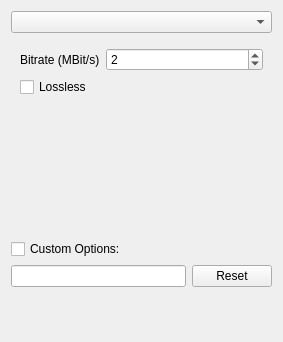
Old version of the form libs/ui/animation/video_export_options_dialog.ui in the repository KDE/krita.
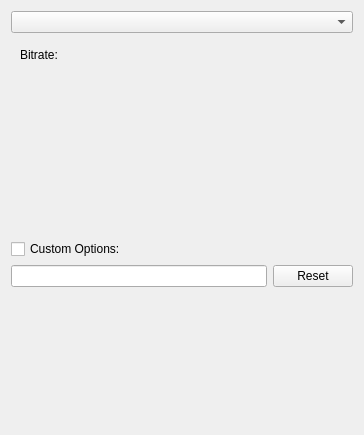
New version of the form. Custom widgets are drawn as their Qt base class.

The edit to the form file:
```diff
--- a/libs/ui/animation/video_export_options_dialog.ui
+++ b/libs/ui/animation/video_export_options_dialog.ui
@@ -10,8 +10,8 @@
    <rect>
     <x>0</x>
     <y>0</y>
-    <width>274</width>
-    <height>340</height>
+    <width>364</width>
+    <height>435</height>
    </rect>
   </property>
   <layout class="QVBoxLayout" name="verticalLayout_2" stretch="0,0,0,1">
@@ -21,8 +21,29 @@
    <item>
     <widget class="QStackedWidget" name="stackedWidget">
      <property name="currentIndex">
-      <number>3</number>
+      <number>0</number>
      </property>
+     <widget class="QWidget" name="pgOpenH264">
+      <layout class="QFormLayout" name="formLayout_0">
+       <item row="0" column="0">
+        <widget class="QLabel" name="lblOpenH264bitrate">
+         <property name="text">
+          <string>Bitrate:</string>
+         </property>
+        </widget>
+       </item>
+       <item row="0" column="1">
+        <widget class="KisSliderSpinBox" name="intOpenH264bitrate" native="true">
+         <property name="sizePolicy">
+          <sizepolicy hsizetype="MinimumExpanding" vsizetype="Preferred">
+           <horstretch>0</horstretch>
+           <verstretch>0</verstretch>
+          </sizepolicy>
+         </property>
+        </widget>
+       </item>
+      </layout>
+     </widget>
      <widget class="QWidget" name="pgH264">
       <layout class="QFormLayout" name="formLayout_0">
        <item column="0" row="0">
```
Left out of the diff: 102 changed lines with no effect on the pictures.
